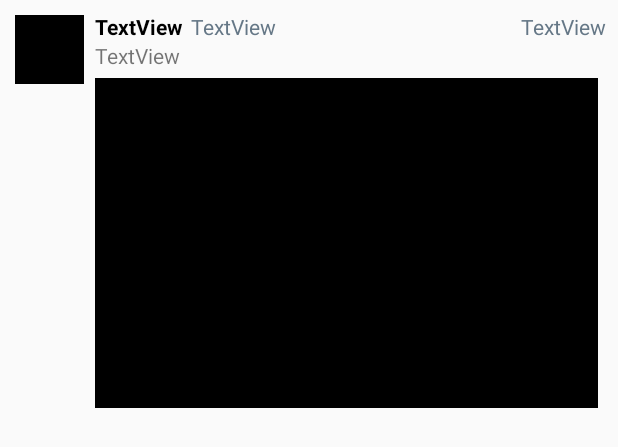
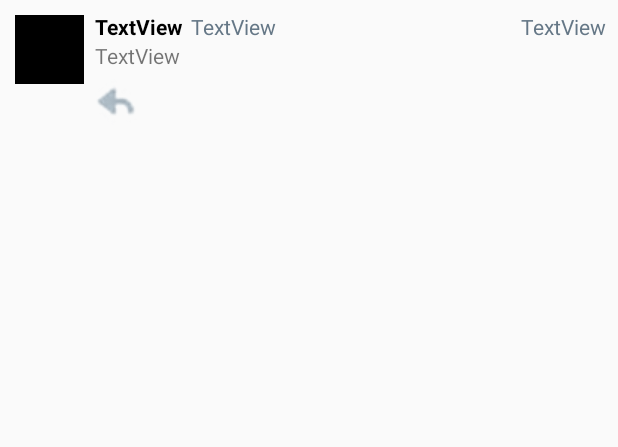
Before and after one commit to tanvigupta17/TwitterApp, an Android app: the layout item_tweet.xml on its own in the app's theme, with its tools: preview values and no code run, on a phone screen of 412 x 824 dp. Shown: the top 447 px of the screen. Run offline under Robolectric (Android 15) with nearby library versions, the phone set to English and light mode, and no system bars.

Commit message:
Implemented Tweet replies

```diff
--- a/app/src/main/AndroidManifest.xml
+++ b/app/src/main/AndroidManifest.xml
@@ -10,7 +10,7 @@
     <application
         android:name=".TwitterApp"
         android:allowBackup="true"
-        android:icon="@drawable/ic_launcher"
+        android:icon="@drawable/ic_launcher_twitter"
         android:label="@string/app_name"
         android:theme="@style/AppTheme">
         <activity
--- a/app/src/main/java/com/codepath/apps/restclienttemplate/TimelineActivity.java
+++ b/app/src/main/java/com/codepath/apps/restclienttemplate/TimelineActivity.java
@@ -65,8 +65,8 @@ public class TimelineActivity extends AppCompatActivity {
         // initialize arraylist
         tweets = new ArrayList<>();
 
-        //construct the adapter from the arraylist
-        tweetAdapter = new TweetAdapter(tweets);
+        //construct the adapter from the array list
+        tweetAdapter = new TweetAdapter(tweets, this);
 
         // RecyclerView setup (layout manager, use adapter)
         rvTweets.setLayoutManager(new LinearLayoutManager(this));
@@ -132,6 +132,7 @@ public class TimelineActivity extends AppCompatActivity {
 
     public void onComposeAction(MenuItem miCompose) {
         Intent intent = new Intent(TimelineActivity.this, ComposeActivity.class);
+        intent.putExtra("reply", false);
         startActivityForResult(intent, REQUEST_CODE);
     }
 
--- a/app/src/main/java/com/codepath/apps/restclienttemplate/models/User.java
+++ b/app/src/main/java/com/codepath/apps/restclienttemplate/models/User.java
@@ -13,7 +13,7 @@ public class User {
 
     // attributes of this class
     public String name;
-    public Long uid;
+    public long uid;
     public String screenName;
     public String profileImageUrl;
 
--- /dev/null
+++ b/app/src/main/res/drawable/states_reply.xml
@@ -0,0 +1,5 @@
+<?xml version="1.0" encoding="utf-8"?>
+<selector xmlns:android="http://schemas.android.com/apk/res/android">
+    <item android:state_pressed="true" android:color="@color/twitter_blue" />
+    <item android:state_pressed="false" android:color="@color/medium_gray" />
+</selector>
--- a/app/src/main/res/layout/item_tweet.xml
+++ b/app/src/main/res/layout/item_tweet.xml
@@ -56,7 +56,7 @@
     <ImageView
         android:id="@+id/ivMediaImage"
         android:layout_width="330dp"
-        android:layout_height="220dp"
+        android:layout_height="180dp"
         android:layout_alignParentEnd="true"
         android:layout_below="@id/tvBody"
         android:layout_marginBottom="5dp"
@@ -64,7 +64,19 @@
         android:layout_marginRight="5dp"
         android:layout_marginTop="5dp"
         android:layout_toEndOf="@+id/ivProfileImage"
-        android:visibility="visible"
+        android:scaleType="centerCrop"
+        android:visibility="gone"
         app:srcCompat="@android:color/black" />
 
+    <ImageButton
+        android:id="@+id/btnReply"
+        android:layout_width="wrap_content"
+        android:layout_height="wrap_content"
+        android:layout_below="@+id/ivMediaImage"
+        android:layout_toEndOf="@+id/ivProfileImage"
+        android:backgroundTint="@android:color/transparent"
+        android:color="@drawable/states_reply"
+        android:padding="5dp"
+        app:srcCompat="@drawable/ic_vector_reply" />
+
 </RelativeLayout>
```
Also changed, not shown: app/src/main/java/com/codepath/apps/restclienttemplate/ComposeActivity.java (+36 -2 lines), app/src/main/java/com/codepath/apps/restclienttemplate/TweetAdapter.java (+22 -4 lines), app/src/main/java/com/codepath/apps/restclienttemplate/TwitterClient.java (+7 -2 lines), app/src/main/res/layout/activity_compose.xml (+16 -4 lines), app/src/main/res/drawable-hdpi/ic_launcher.png (deleted), app/src/main/res/drawable-mdpi/ic_launcher.png (deleted), app/src/main/res/drawable-xhdpi/ic_launcher.png (deleted), app/src/main/res/drawable-xxhdpi/ic_launcher.png (deleted), app/src/main/res/drawable/ic_vector_reply.png (added), app/src/main/res/drawable/replying_to.png (added), 1 other file.
